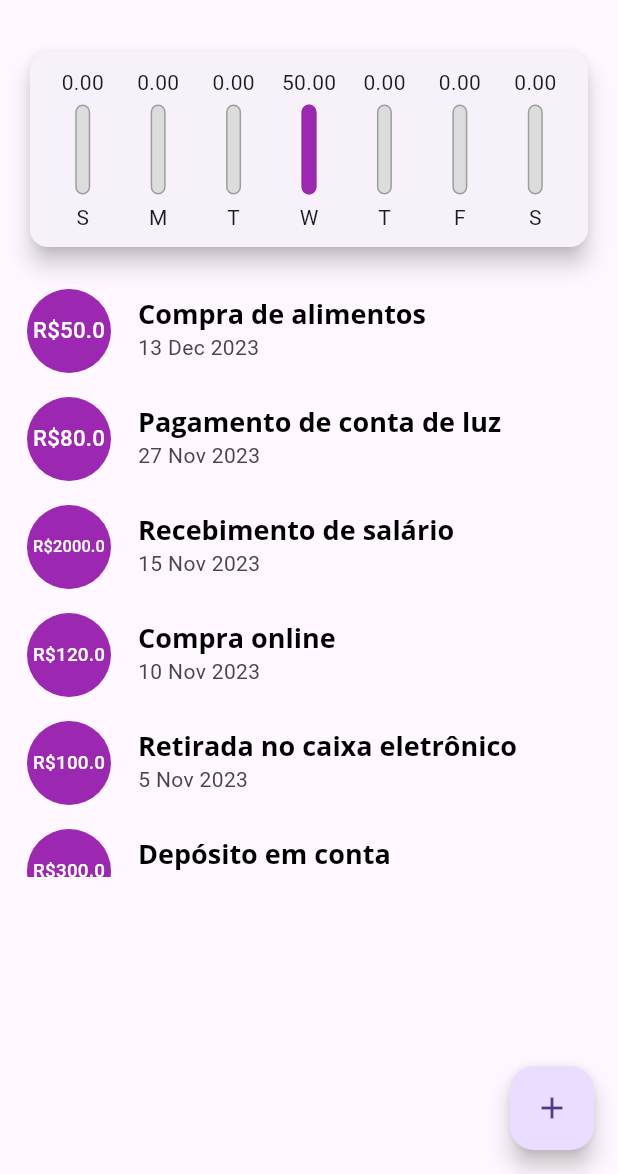
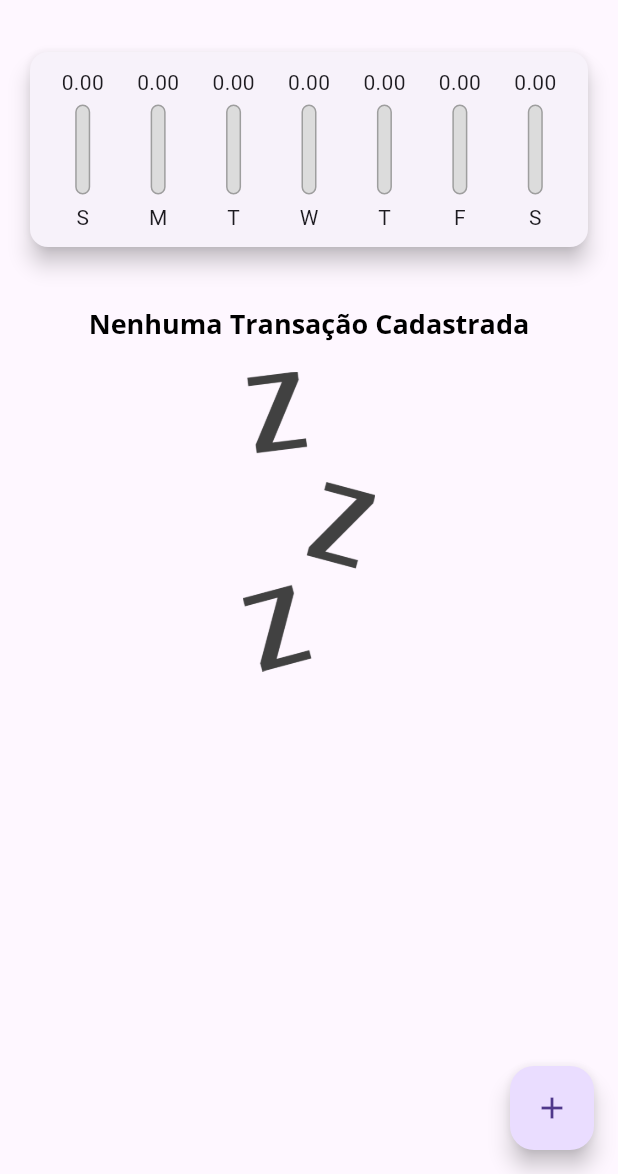
Before and after one commit to RafaellaBarbosa/expenses_app, a Flutter app: the screen it shows after launch, on a phone screen of 412 x 824 dp, the part 62-1236 px from its top. Run offline on Flutter 3.47's test engine with Material 3 defaults, Android fonts, the phone set to English and light mode, and no system bars.

```diff
--- a/lib/components/chart.dart
+++ b/lib/components/chart.dart
@@ -54,7 +54,9 @@ class Chart extends StatelessWidget {
               child: ChartBar(
                 label: tr['day'] as String,
                 value: tr['value'] as double,
-                percentage: (tr['value'] as double) / _weekTotalValue,
+                percentage: _weekTotalValue == 0
+                    ? 0
+                    : (tr['value'] as double) / _weekTotalValue,
               ),
             );
           }).toList(),
--- a/lib/main.dart
+++ b/lib/main.dart
@@ -61,80 +61,7 @@ class MyHomePage extends StatefulWidget {
 }
 
 class _MyHomePageState extends State<MyHomePage> {
-  final List<Transaction> _transactions = [
-    Transaction(
-      id: "1",
-      title: "Compra de alimentos",
-      value: 50.0,
-      date: DateTime.now().subtract(const Duration(days: 3)),
-    ),
-    Transaction(
-      id: "2",
-      title: "Pagamento de conta de luz",
-      value: 80.0,
-      date: DateTime(2023, 11, 27),
-    ),
-    Transaction(
-      id: "3",
-      title: "Recebimento de salário",
-      value: 2000.0,
-      date: DateTime(2023, 11, 15),
-    ),
-    Transaction(
-      id: "4",
-      title: "Compra online",
-      value: 120.0,
-      date: DateTime(2023, 11, 10),
-    ),
-    Transaction(
-      id: "5",
-      title: "Retirada no caixa eletrônico",
-      value: 100.0,
-      date: DateTime(2023, 11, 5),
-    ),
-    Transaction(
-      id: "6",
-      title: "Depósito em conta",
-      value: 300.0,
-      date: DateTime(2023, 11, 27),
-    ),
-    Transaction(
-      title: "Compras de eletrônicos",
-      value: 1200.0,
-      date: DateTime(2023, 11, 23),
-      id: '7',
-    ),
-    Transaction(
-      title: "Aluguel",
-      value: 800.0,
-      date: DateTime(2023, 11, 1),
-      id: '',
-    ),
-    Transaction(
-      id: '',
-      title: "Restaurante",
-      value: 70.0,
-      date: DateTime(2023, 10, 28),
-    ),
-    Transaction(
-      id: '',
-      title: "Presente de aniversário",
-      value: 50.0,
-      date: DateTime(2023, 10, 15),
-    ),
-    Transaction(
-      id: '',
-      title: "Assinatura mensal",
-      value: 15.0,
-      date: DateTime(2023, 9, 30),
-    ),
-    Transaction(
-      id: '',
-      title: "Gás de cozinha",
-      value: 60.0,
-      date: DateTime(2023, 11, 27),
-    ),
-  ];
+  final List<Transaction> _transactions = [];
 
   List<Transaction> get _recentTransactions {
     return _transactions.where((tr) {
@@ -144,12 +71,12 @@ class _MyHomePageState extends State<MyHomePage> {
     }).toList();
   }
 
-  _addTransaction(String title, double value) {
+  _addTransaction(String title, double value, DateTime date) {
     final newTransaction = Transaction(
       id: Random().nextInt.toString(),
       title: title,
       value: value,
-      date: DateTime.now(),
+      date: date,
     );
     setState(() {
       _transactions.add(newTransaction);
@@ -157,6 +84,11 @@ class _MyHomePageState extends State<MyHomePage> {
     Navigator.of(context).pop();
   }
 
+    _removeTransaction(String id) {
+    setState(() {
+      _transactions.removeWhere((tr) => tr.id == id);
+    });
+  }
   _openTransactionFormModal(BuildContext context) {
     showModalBottomSheet(
         context: context,
@@ -184,7 +116,8 @@ class _MyHomePageState extends State<MyHomePage> {
           crossAxisAlignment: CrossAxisAlignment.stretch,
           children: [
             Chart(recentTransaction: _recentTransactions),
-            TransactionList(transactions: _transactions),
+            TransactionList(
+                transactions: _transactions, onRemove: _removeTransaction),
           ],
         ),
       ),
```
Also changed, not shown: lib/components/transaction_form.dart (+5 -7 lines), lib/components/transaction_list.dart (+63 -3 lines).
